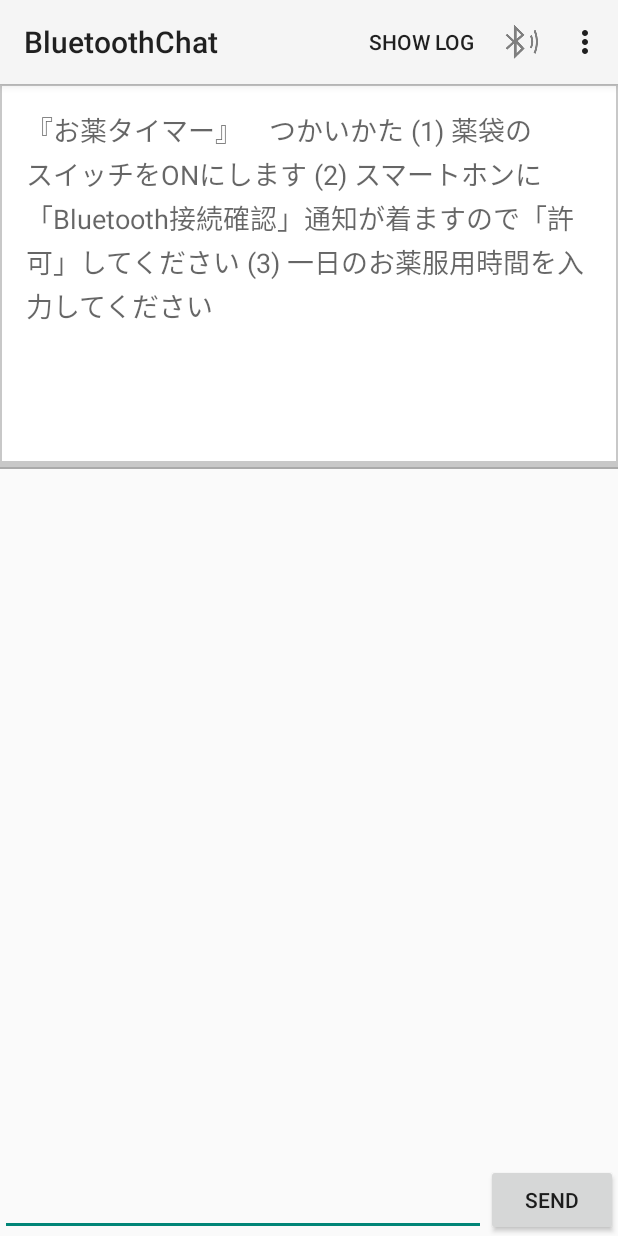
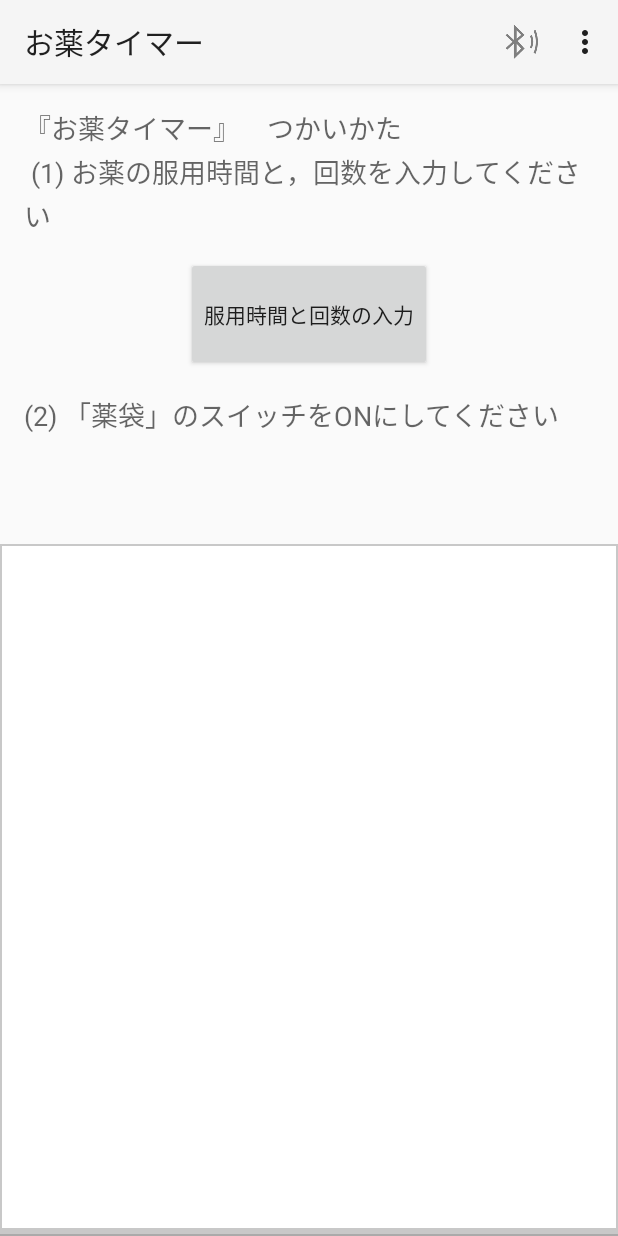
Before and after one commit to adhoc-dtn/Okusuri, an Android app: the screen it shows after launch (MainActivity), on a phone screen of 412 x 824 dp. Run offline under Robolectric (Android 15) with nearby library versions, the phone set to English and light mode, and no system bars.

Commit message:
minor update

```diff
--- a/Application/src/main/java/com/example/android/bluetoothchat/BluetoothChatService.java
+++ b/Application/src/main/java/com/example/android/bluetoothchat/BluetoothChatService.java
@@ -48,10 +48,10 @@ public class BluetoothChatService {
 
     // Unique UUID for this application
     private static final UUID MY_UUID_SECURE = UUID.fromString("00000000-0000-0000-0000-000000000001");
-            //UUID.fromString("fa87c0d0-afac-11de-8a39-0800200c9a66");
+    //UUID.fromString("fa87c0d0-afac-11de-8a39-0800200c9a66");
 
     private static final UUID MY_UUID_INSECURE = UUID.fromString("00000000-0000-0000-0000-000000000001");
-            //UUID.fromString("8ce255c0-200a-11e0-ac64-0800200c9a66");
+    //UUID.fromString("8ce255c0-200a-11e0-ac64-0800200c9a66");
 
 
     // Member fields
--- a/Application/src/main/java/com/example/android/bluetoothchat/Globals.java
+++ b/Application/src/main/java/com/example/android/bluetoothchat/Globals.java
@@ -5,21 +5,76 @@ import android.app.Application;
 import android.app.PendingIntent;
 import android.content.Context;
 import android.content.Intent;
+import android.widget.Toast;
+
+import java.util.ArrayList;
+import java.util.Calendar;
 
 public class Globals extends Application {
+    //アラームのリスト．キャンセルされると解除する
+    ArrayList<alarmIdentifier> alarmList;
+    //notification Id （使わないかも)
+    private int notificationId;
+    //タイマキャンセル時のセット済時刻との差分
+    private int timeScope = 30;
 
-    PendingIntent alarmIntent;
-    int notificationId;
-    AlarmManager alarm;
     public void init(){
+        alarmList = new ArrayList<alarmIdentifier>();
+        notificationId = 0;
+    }
+
+    public void alarmAdd(int type, long alarmStartTime) {
+        alarmIdentifier alarmId = new alarmIdentifier();
+        //入力回数のカウント
+        notificationId++;
+
         Intent bootIntent = new Intent(getApplicationContext(), AlarmBroadcastReceiver.class);
         bootIntent.putExtra("notificationId", notificationId);
-        alarmIntent = PendingIntent.getBroadcast(getApplicationContext(), 0, bootIntent, PendingIntent.FLAG_CANCEL_CURRENT);
-        alarm = (AlarmManager)getSystemService(Context.ALARM_SERVICE);
+        alarmId.alarmIntent = PendingIntent.getBroadcast(getApplicationContext(), 0, bootIntent, PendingIntent.FLAG_CANCEL_CURRENT);
+        alarmId.alarm = (AlarmManager)getSystemService(Context.ALARM_SERVICE);
+        alarmId.startTime = alarmStartTime;
+        //アラームをセットする．
+        alarmId.alarm.set(
+                type,
+                alarmStartTime,
+                alarmId.alarmIntent
+        );
+        //設定済のアラームのリストに加える
+        alarmList.add(alarmId);
+    }
+
+    public boolean alarmCancel() {
+        //現在時刻を取得(ミリ秒単位で表示)
+        Calendar calendar = Calendar.getInstance();
+        long currentTime = calendar.getTimeInMillis();
+
+        //時刻に一番近いアラームを検索
+        alarmIdentifier alarmInfo;
+        for(int index=0; index < alarmList.size(); index++) {
+            alarmInfo = alarmList.get(index);
+
+            if (Math.abs(alarmInfo.startTime-currentTime) < timeScope*1000*60) {
+                //アラームのキャンセル
+                alarmInfo.alarm.cancel(alarmInfo.alarmIntent);
+                //showToast("アラームはキャンセルされました");
+                return true;
+            }
+        }
+        //差分がX分以上有る場合は，間違いであるとみなす．キャンセルせず，警告メッセージを表示
+        return false;
 
     }
 
-    /*public void showToast(String text) {
+    public void showToast(String text) {
         Toast.makeText(this, text,Toast.LENGTH_SHORT).show();
-    }*/
+    }
 }
+
+class alarmIdentifier {
+
+    PendingIntent alarmIntent;
+    //int notificationId;
+    AlarmManager alarm;
+    long startTime;
+
+}
--- a/Application/src/main/java/com/example/android/bluetoothchat/MainActivity.java
+++ b/Application/src/main/java/com/example/android/bluetoothchat/MainActivity.java
@@ -17,17 +17,15 @@
 
 package com.example.android.bluetoothchat;
 
+import android.app.Activity;
+import android.app.Fragment;
+import android.content.Intent;
 import android.os.Bundle;
+import android.support.v4.app.FragmentActivity;
 import android.support.v4.app.FragmentTransaction;
-import android.view.Menu;
-import android.view.MenuItem;
-import android.widget.ViewAnimator;
 
-import com.example.android.common.activities.SampleActivityBase;
 import com.example.android.common.logger.Log;
-import com.example.android.common.logger.LogFragment;
-import com.example.android.common.logger.LogWrapper;
-import com.example.android.common.logger.MessageOnlyLogFilter;
+
 
 /**
  * A simple launcher activity containing a summary sample description, sample log and a custom
@@ -36,75 +34,32 @@ import com.example.android.common.logger.MessageOnlyLogFilter;
  * For devices with displays with a width of 720dp or greater, the sample log is always visible,
  * on other devices it's visibility is controlled by an item on the Action Bar.
  */
-public class MainActivity extends SampleActivityBase {
+public class MainActivity extends FragmentActivity {
 
     public static final String TAG = "MainActivity";
 
-    // Whether the Log Fragment is currently shown
-    private boolean mLogShown;
 
     @Override
     protected void onCreate(Bundle savedInstanceState) {
+        Log.d(TAG, "MainActivity starts");
+
         super.onCreate(savedInstanceState);
         setContentView(R.layout.activity_main);
 
-        if (savedInstanceState == null) {
+       if (savedInstanceState == null) {
+            Log.d(TAG, "savedInstanceState is null");
             FragmentTransaction transaction = getSupportFragmentManager().beginTransaction();
             BluetoothChatFragment fragment = new BluetoothChatFragment();
             transaction.replace(R.id.sample_content_fragment, fragment);
             transaction.commit();
+       }
+
+        try {
+            startService(new Intent(MainActivity.this, startService.class));
+        } catch (Exception e) {
+            Log.e(TAG, "Could not starts startService", e);
         }
     }
 
-    @Override
-    public boolean onCreateOptionsMenu(Menu menu) {
-        getMenuInflater().inflate(R.menu.main, menu);
-        return true;
-    }
 
-    @Override
-    public boolean onPrepareOptionsMenu(Menu menu) {
-        MenuItem logToggle = menu.findItem(R.id.menu_toggle_log);
-        logToggle.setVisible(findViewById(R.id.sample_output) instanceof ViewAnimator);
-        logToggle.setTitle(mLogShown ? R.string.sample_hide_log : R.string.sample_show_log);
-
-        return super.onPrepareOptionsMenu(menu);
-    }
-
-    @Override
-    public boolean onOptionsItemSelected(MenuItem item) {
-        switch(item.getItemId()) {
-            case R.id.menu_toggle_log:
-                mLogShown = !mLogShown;
-                ViewAnimator output = (ViewAnimator) findViewById(R.id.sample_output);
-                if (mLogShown) {
-                    output.setDisplayedChild(1);
-                } else {
-                    output.setDisplayedChild(0);
-                }
-                supportInvalidateOptionsMenu();
-                return true;
-        }
-        return super.onOptionsItemSelected(item);
-    }
-
-    /** Create a chain of targets that will receive log data */
-    @Override
-    public void initializeLogging() {
-        // Wraps Android's native log framework.
-        LogWrapper logWrapper = new LogWrapper();
-        // Using Log, front-end to the logging chain, emulates android.util.log method signatures.
-        Log.setLogNode(logWrapper);
-
-        // Filter strips out everything except the message text.
-        MessageOnlyLogFilter msgFilter = new MessageOnlyLogFilter();
-        logWrapper.setNext(msgFilter);
-
-        // On screen logging via a fragment with a TextView.
-        LogFragment logFragment = (LogFragment) getSupportFragmentManager()
-                .findFragmentById(R.id.log_fragment);
-        msgFilter.setNext(logFragment.getLogView());
-
-        Log.i(TAG, "Ready");
-    }
 }
--- a/Application/src/main/res/layout/activity_main.xml
+++ b/Application/src/main/res/layout/activity_main.xml
@@ -18,7 +18,36 @@
       android:orientation="vertical"
       android:layout_width="match_parent"
       android:layout_height="match_parent"
-      android:id="@+id/sample_main_layout">
+      android:id="@+id/sample_main_layout"
+     android:screenOrientation="portrait">
+
+    <TextView
+          style="@style/Widget.SampleMessage"
+          android:layout_width="wrap_content"
+          android:layout_height="115dp"
+          android:paddingLeft="@dimen/horizontal_page_margin"
+          android:paddingRight="@dimen/horizontal_page_margin"
+          android:paddingTop="@dimen/vertical_page_margin"
+          android:paddingBottom="@dimen/vertical_page_margin"
+          android:text="@string/intro_message"/>
+
+
+    <Button
+        android:layout_width="wrap_content"
+        android:layout_height="76dp"
+        android:text="服用時間と回数の入力"
+        android:id="@+id/button"
+        android:layout_gravity="center_horizontal" />
+
+    <TextView
+        style="@style/Widget.SampleMessage"
+        android:layout_width="wrap_content"
+        android:layout_height="115dp"
+        android:paddingLeft="@dimen/horizontal_page_margin"
+        android:paddingRight="@dimen/horizontal_page_margin"
+        android:paddingTop="@dimen/vertical_page_margin"
+        android:paddingBottom="@dimen/vertical_page_margin"
+        android:text="@string/intro_message2"/>
 
     <ViewAnimator
           android:id="@+id/sample_output"
@@ -31,15 +60,6 @@
               android:layout_width="match_parent"
               android:layout_height="match_parent">
 
-            <TextView
-                  style="@style/Widget.SampleMessage"
-                  android:layout_width="match_parent"
-                  android:layout_height="wrap_content"
-                  android:paddingLeft="@dimen/horizontal_page_margin"
-                  android:paddingRight="@dimen/horizontal_page_margin"
-                  android:paddingTop="@dimen/vertical_page_margin"
-                  android:paddingBottom="@dimen/vertical_page_margin"
-                  android:text="@string/intro_message" />
         </ScrollView>
 
         <fragment
@@ -57,8 +77,7 @@
 
     <FrameLayout
           android:id="@+id/sample_content_fragment"
-          android:layout_weight="2"
-          android:layout_width="match_parent"
-          android:layout_height="0px" />
+        android:layout_width="match_parent"
+          android:layout_height="wrap_content" />
 
 </LinearLayout>
--- a/Application/src/main/res/layout/fragment_bluetooth_chat.xml
+++ b/Application/src/main/res/layout/fragment_bluetooth_chat.xml
@@ -29,20 +29,19 @@
 
     <LinearLayout
         android:layout_width="match_parent"
-        android:layout_height="wrap_content"
+        android:layout_height="0dp"
         android:orientation="horizontal" >
 
         <EditText
             android:id="@+id/edit_text_out"
             android:layout_width="wrap_content"
-            android:layout_height="wrap_content"
-            android:layout_gravity="bottom"
-            android:layout_weight="1" />
+            android:layout_height="0dp"
+            android:layout_gravity="bottom" />
 
         <Button
             android:id="@+id/button_send"
             android:layout_width="wrap_content"
-            android:layout_height="wrap_content"
+            android:layout_height="14dp"
             android:text="@string/send" />
     </LinearLayout>
 
--- a/Application/src/main/res/values/base-strings.xml
+++ b/Application/src/main/res/values/base-strings.xml
@@ -16,17 +16,18 @@
 -->
 
 <resources>
-    <string name="app_name">BluetoothChat</string>
+    <string name="app_name">お薬タイマー</string>
     <string name="intro_message">
         <![CDATA[
 
-
-            『お薬タイマー』　つかいかた
-              (1) 薬袋のスイッチをONにします
-              (2) スマートホンに「Bluetooth接続確認」通知が着ますので「許可」してください
-              (3) 一日のお薬服用時間を入力してください
-
-
+            『お薬タイマー』　つかいかた\n
+              (1) お薬の服用時間と，回数を入力してください\n
         ]]>
     </string>
+    <string name="intro_message2">
+        <![CDATA[
+              (2) 「薬袋」のスイッチをONにしてください\n
+        ]]>
+    </string>
+
 </resources>
--- a/Application/src/main/res/values/strings.xml
+++ b/Application/src/main/res/values/strings.xml
@@ -17,27 +17,28 @@
 <resources xmlns:xliff="urn:oasis:names:tc:xliff:document:1.2">
 
     <!--  BluetoothChat -->
-    <string name="send">Send</string>
+    <string name="send">送る（テスト用）</string>
     <string name="not_connected">You are not connected to a device</string>
     <string name="bt_not_enabled_leaving">Bluetooth was not enabled. Leaving Bluetooth Chat.</string>
-    <string name="title_connecting">connecting...</string>
-    <string name="title_connected_to">connected to <xliff:g id="device_name">%1$s</xliff:g></string>
-    <string name="title_not_connected">not connected</string>
+    <string name="title_connecting">接続中...</string>
+    <string name="title_connected_to">接続しました． <xliff:g id="device_name">%1$s</xliff:g></string>
+    <string name="title_not_connected">未接続です．</string>
 
     <!--  DeviceListActivity -->
     <string name="scanning">scanning for devices...</string>
-    <string name="select_device">select a device to connect</string>
-    <string name="none_paired">No devices have been paired</string>
-    <string name="none_found">No devices found</string>
-    <string name="title_paired_devices">Paired Devices</string>
-    <string name="title_other_devices">Other Available Devices</string>
+    <string name="select_device">接続するデバイスを選んでください．</string>
+    <string name="none_paired">接続しているデバイスがありません．</string>
+    <string name="none_found">デバイスが見つかりません．</string>
+    <string name="title_paired_devices">接続しているデバイス</string>
+    <string name="title_other_devices">他の利用可能なデバイス</string>
     <string name="button_scan">Scan for devices</string>
     <string name="setup_count">お薬の服用回数を設定する</string>
 
     <!-- Options Menu -->
     <string name="setup_timer">お薬タイマーを設定する</string>
-    <string name="secure_connect">袋につなぐ（secure）</string>
-    <string name="insecure_connect">袋につなぐ（insecure)</string>
+    <string name="secure_connect">袋につなぐ</string>
+    <string name="insecure_connect">袋につなぐ(insecure)</string>
     <string name="discoverable">他の端末から探せるようにする</string>
+    <string name="start_activity" />
 
 </resources>
```
Also changed, not shown: Application/src/main/AndroidManifest.xml (+7 -1 lines), Application/src/main/java/com/example/android/bluetoothchat/BluetoothChatFragment.java (+45 -21 lines), Application/src/main/java/com/example/android/bluetoothchat/startActivity.java (added, +110 -0 lines), Application/src/main/java/com/example/android/bluetoothchat/startService.java (added, +43 -0 lines), Application/src/main/java/com/example/android/bluetoothchat/timer_setup.java (+20 -11 lines), Application/src/main/res/drawable-hdpi/take_med.jpg, Application/src/main/res/drawable-mdpi/take_med.jpg, Application/src/main/res/drawable-xhdpi/take_med.jpg, Application/src/main/res/drawable-xxhdpi/take_med.jpg, 37 other files.
